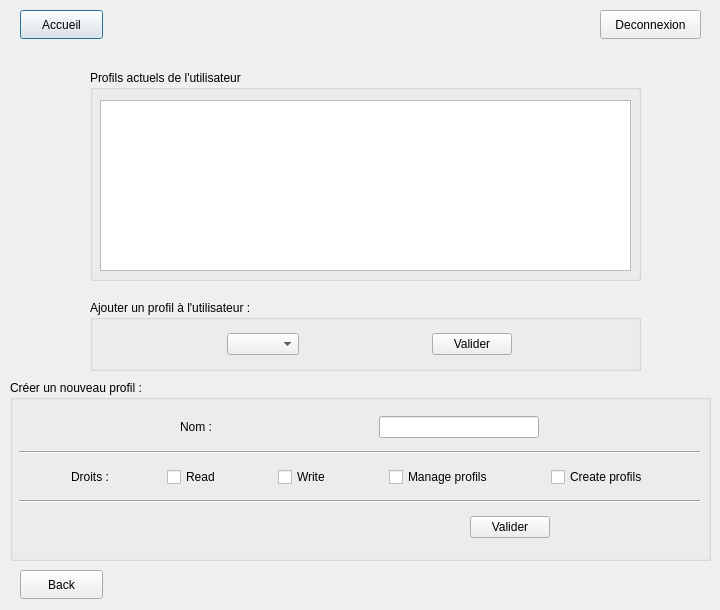
First picture: the form in profils_manager.ui, repository HenriSalard/QT_TP1, before the edit.
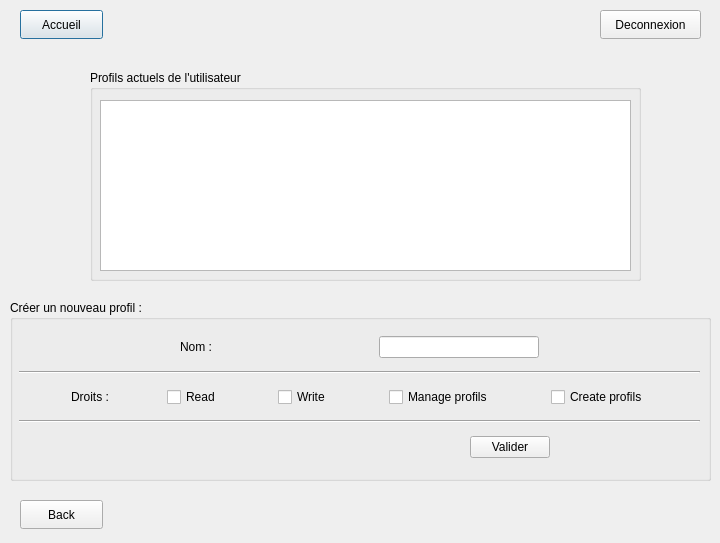
Second picture: the form after the edit.

Commit message: Enlever le partage des profils

```diff
--- a/profils_manager.ui
+++ b/profils_manager.ui
@@ -7,7 +7,7 @@
     <x>0</x>
     <y>0</y>
     <width>720</width>
-    <height>610</height>
+    <height>543</height>
    </rect>
   </property>
   <property name="windowTitle">
@@ -43,7 +43,7 @@
    <property name="geometry">
     <rect>
      <x>20</x>
-     <y>570</y>
+     <y>500</y>
      <width>83</width>
      <height>29</height>
     </rect>
@@ -75,85 +75,11 @@
     </property>
    </widget>
   </widget>
-  <widget class="QGroupBox" name="groupBox_2">
-   <property name="geometry">
-    <rect>
-     <x>90</x>
-     <y>300</y>
-     <width>551</width>
-     <height>71</height>
-    </rect>
-   </property>
-   <property name="title">
-    <string>Ajouter un profil à l'utilisateur :</string>
-   </property>
-   <widget class="QWidget" name="horizontalLayoutWidget">
-    <property name="geometry">
-     <rect>
-      <x>9</x>
-      <y>29</y>
-      <width>541</width>
-      <height>31</height>
-     </rect>
-    </property>
-    <layout class="QHBoxLayout" name="horizontalLayout">
-     <item>
-      <spacer name="horizontalSpacer">
-       <property name="orientation">
-        <enum>Qt::Horizontal</enum>
-       </property>
-       <property name="sizeHint" stdset="0">
-        <size>
-         <width>40</width>
-         <height>20</height>
-        </size>
-       </property>
-      </spacer>
-     </item>
-     <item>
-      <widget class="QComboBox" name="comboBox"/>
-     </item>
-     <item>
-      <spacer name="horizontalSpacer_2">
-       <property name="orientation">
-        <enum>Qt::Horizontal</enum>
-       </property>
-       <property name="sizeHint" stdset="0">
-        <size>
-         <width>40</width>
-         <height>20</height>
-        </size>
-       </property>
-      </spacer>
-     </item>
-     <item>
-      <widget class="QPushButton" name="changeButton">
-       <property name="text">
-        <string>Valider</string>
-       </property>
-      </widget>
-     </item>
-     <item>
-      <spacer name="horizontalSpacer_3">
-       <property name="orientation">
-        <enum>Qt::Horizontal</enum>
-       </property>
-       <property name="sizeHint" stdset="0">
-        <size>
-         <width>40</width>
-         <height>20</height>
-        </size>
-       </property>
-      </spacer>
-     </item>
-    </layout>
-   </widget>
-  </widget>
   <widget class="QGroupBox" name="groupBox_3">
    <property name="geometry">
     <rect>
      <x>10</x>
-     <y>380</y>
+     <y>300</y>
      <width>701</width>
      <height>181</height>
     </rect>
```
Left out of the diff: 1 changed line with no effect on the pictures. The commit also changes 2 other files.
